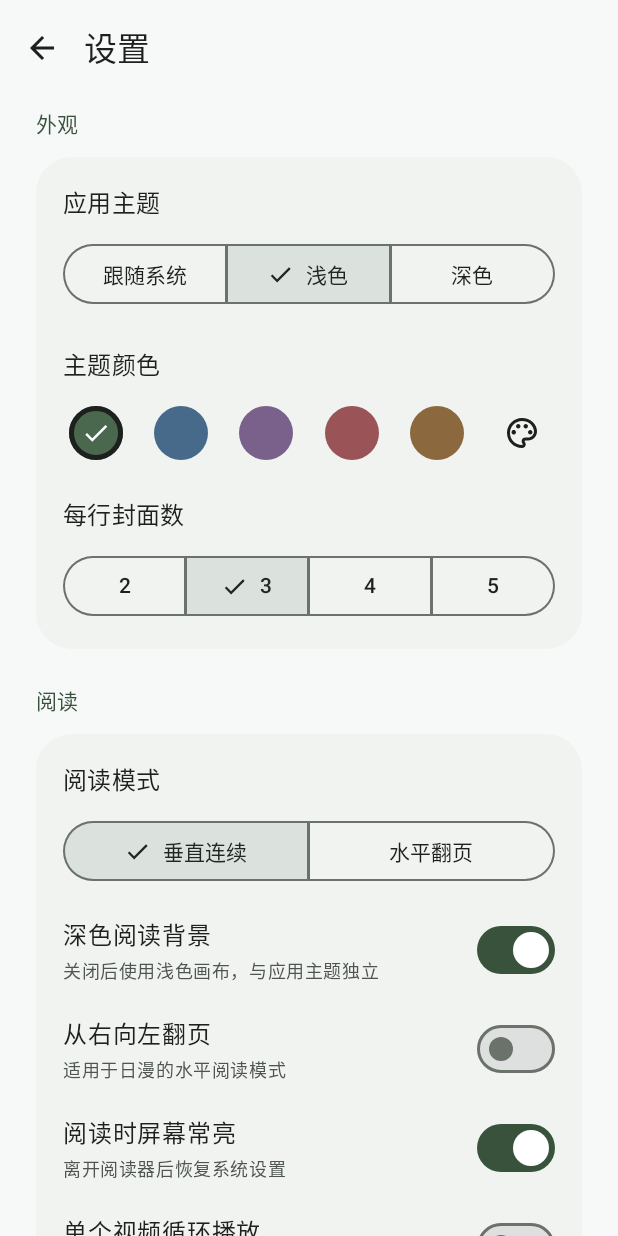
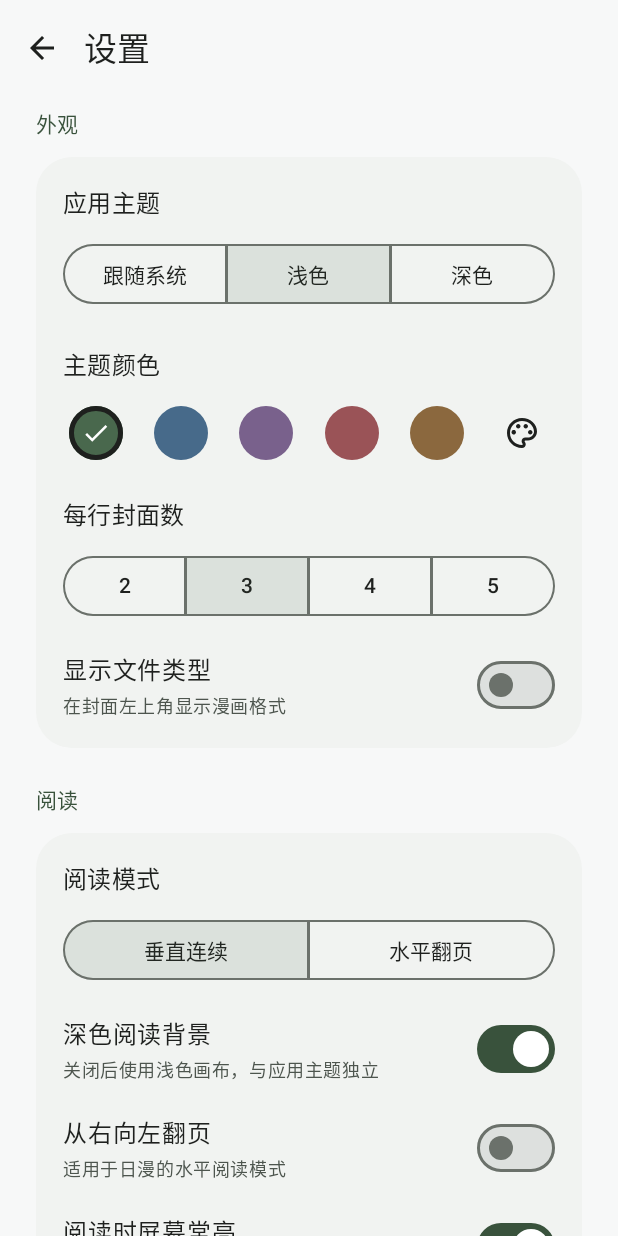
Before and after one commit to Zo-Live/ZViewer, an Android app built with Jetpack Compose: the screen it shows after launch (MainActivity), after a tap on "浅色", on a phone screen of 412 x 824 dp. Run offline under Robolectric (Android 15) with nearby library versions, the light colour scheme and no system bars; libraries missing offline, so code that uses them is left out: me.zhanghai.android; 1 other tap on this screen came first.

Commit message:
feat(ui): 移除设置选中勾并添加文件类型显示开关

```diff
--- a/app/src/main/java/dev/zolive/zviewer/data/Models.kt
+++ b/app/src/main/java/dev/zolive/zviewer/data/Models.kt
@@ -67,6 +67,7 @@ data class ReaderSettings(
     val rightToLeft: Boolean = false,
     val keepScreenOn: Boolean = true,
     val gridColumns: Int = 3,
+    val showFileType: Boolean = false,
     val videoLoopSingle: Boolean = false,
     val videoPreview: Boolean = false,
     val loopMode: Boolean = false,
--- a/app/src/main/java/dev/zolive/zviewer/data/PreferenceStore.kt
+++ b/app/src/main/java/dev/zolive/zviewer/data/PreferenceStore.kt
@@ -18,6 +18,7 @@ class PreferenceStore(context: Context) {
         rightToLeft = preferences.getBoolean("rtl", false),
         keepScreenOn = preferences.getBoolean("keep_screen", true),
         gridColumns = preferences.getInt("columns", 3).coerceIn(2, 5),
+        showFileType = preferences.getBoolean("show_file_type", false),
         videoLoopSingle = preferences.getBoolean("video_loop_single", false),
         videoPreview = preferences.getBoolean("video_preview", false),
         loopMode = preferences.getBoolean("loop_mode", false),
@@ -30,6 +31,7 @@ class PreferenceStore(context: Context) {
             .putBoolean("reader_dark", settings.readerDark).putBoolean("vertical", settings.vertical)
             .putBoolean("rtl", settings.rightToLeft).putBoolean("keep_screen", settings.keepScreenOn)
             .putInt("columns", settings.gridColumns)
+            .putBoolean("show_file_type", settings.showFileType)
             .putBoolean("video_loop_single", settings.videoLoopSingle)
             .putBoolean("video_preview", settings.videoPreview)
             .putBoolean("loop_mode", settings.loopMode)
--- a/app/src/main/java/dev/zolive/zviewer/ui/SettingsScreen.kt
+++ b/app/src/main/java/dev/zolive/zviewer/ui/SettingsScreen.kt
@@ -55,7 +55,7 @@ fun SettingsScreen(state: LibraryState, model: LibraryViewModel, onBack: () -> U
                 SingleChoiceSegmentedButtonRow(Modifier.fillMaxWidth().padding(top = 12.dp)) {
                     listOf("system" to "跟随系统", "light" to "浅色", "dark" to "深色").forEachIndexed { index, (value, label) ->
                         SegmentedButton(selected = settings.theme == value, onClick = { model.settings(settings.copy(theme = value)) },
-                            shape = SegmentedButtonDefaults.itemShape(index, 3)) { Text(label) }
+                            shape = SegmentedButtonDefaults.itemShape(index, 3), icon = {}) { Text(label) }
                     }
                 }
                 Text("主题颜色", Modifier.padding(top = 24.dp), style = MaterialTheme.typography.titleMedium)
@@ -77,8 +77,11 @@ fun SettingsScreen(state: LibraryState, model: LibraryViewModel, onBack: () -> U
                     (2..5).forEachIndexed { index, count ->
                         SegmentedButton(selected = settings.gridColumns == count,
                             onClick = { model.settings(settings.copy(gridColumns = count)) },
-                            shape = SegmentedButtonDefaults.itemShape(index, 4)) { Text("$count") }
+                            shape = SegmentedButtonDefaults.itemShape(index, 4), icon = {}) { Text("$count") }
                     }
+                }
+                PreferenceSwitch("显示文件类型", "在封面左上角显示漫画格式", settings.showFileType) {
+                    model.settings(settings.copy(showFileType = it))
                 }
             }
             Text("阅读", Modifier.padding(top = 12.dp), style = MaterialTheme.typography.titleSmall, color = MaterialTheme.colorScheme.primary)
@@ -174,9 +177,9 @@ fun ReaderPreferences(settings: ReaderSettings, onSettings: (ReaderSettings) ->
     Text("阅读模式", style = MaterialTheme.typography.titleMedium)
     SingleChoiceSegmentedButtonRow(Modifier.fillMaxWidth().padding(top = 12.dp)) {
         SegmentedButton(selected = settings.vertical, onClick = { onSettings(settings.copy(vertical = true)) },
-            shape = SegmentedButtonDefaults.itemShape(0, 2)) { Text("垂直连续") }
+            shape = SegmentedButtonDefaults.itemShape(0, 2), icon = {}) { Text("垂直连续") }
         SegmentedButton(selected = !settings.vertical, onClick = { onSettings(settings.copy(vertical = false)) },
-            shape = SegmentedButtonDefaults.itemShape(1, 2)) { Text("水平翻页") }
+            shape = SegmentedButtonDefaults.itemShape(1, 2), icon = {}) { Text("水平翻页") }
     }
     PreferenceSwitch("深色阅读背景", "关闭后使用浅色画布，与应用主题独立", settings.readerDark) { onSettings(settings.copy(readerDark = it)) }
     PreferenceSwitch("从右向左翻页", "适用于日漫的水平阅读模式", settings.rightToLeft) { onSettings(settings.copy(rightToLeft = it)) }
```
Also changed, not shown: app/src/main/java/dev/zolive/zviewer/ui/LibraryScreen.kt (+7 -5 lines), 4 other files.
